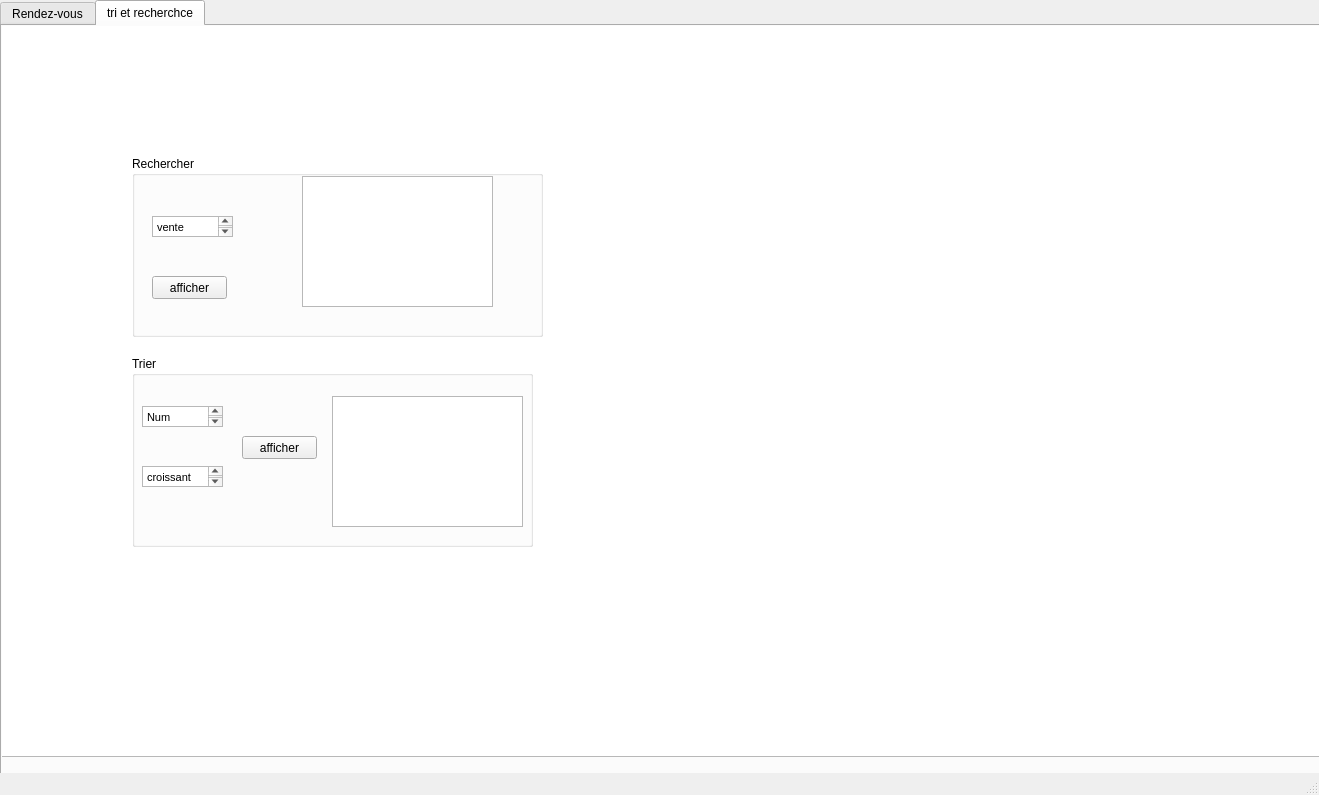
Qt form mainwindow.ui (MaramBr/Smart-Real-Estate-2A9) before a commit.
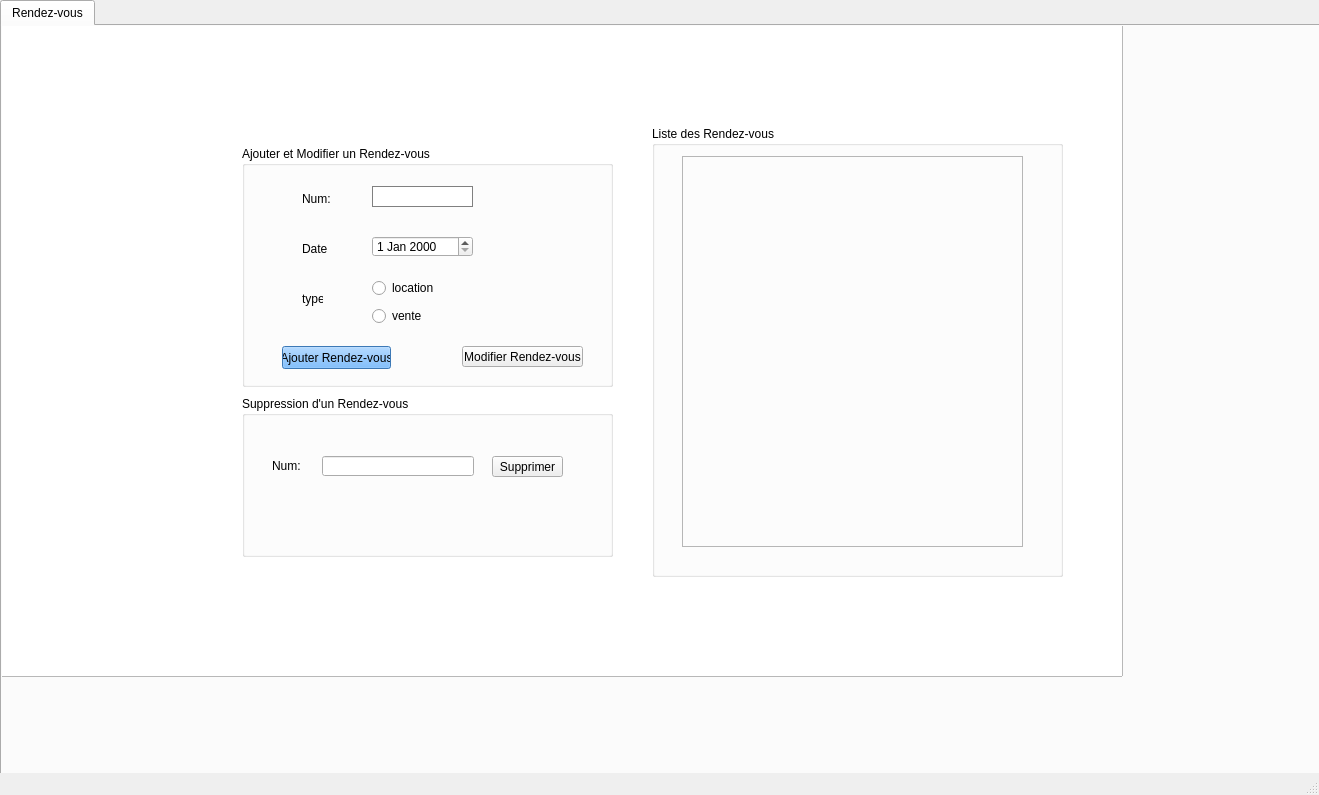
The same form after that commit. The open tabs and pages were chosen to show the change. Icons and pictures are not drawn.

What changed in the file:
```diff
--- a/mainwindow.ui
+++ b/mainwindow.ui
@@ -59,8 +59,8 @@
      <widget class="QGroupBox" name="groupBox">
       <property name="geometry">
        <rect>
-        <x>30</x>
-        <y>160</y>
+        <x>240</x>
+        <y>120</y>
         <width>371</width>
         <height>241</height>
        </rect>
@@ -100,7 +100,7 @@
        <property name="geometry">
         <rect>
          <x>60</x>
-         <y>100</y>
+         <y>90</y>
          <width>27</width>
          <height>26</height>
         </rect>
@@ -122,7 +122,7 @@
         <string>type</string>
        </property>
       </widget>
-      <widget class="QWidget" name="layoutWidget">
+      <widget class="QWidget" name="">
        <property name="geometry">
         <rect>
          <x>130</x>
@@ -152,7 +152,7 @@
        <property name="geometry">
         <rect>
          <x>130</x>
-         <y>100</y>
+         <y>90</y>
          <width>101</width>
          <height>21</height>
         </rect>
@@ -192,8 +192,8 @@
      <widget class="QGroupBox" name="groupBox_2">
       <property name="geometry">
        <rect>
-        <x>30</x>
-        <y>430</y>
+        <x>240</x>
+        <y>370</y>
         <width>371</width>
         <height>161</height>
        </rect>
@@ -248,11 +248,21 @@
        </rect>
       </property>
      </widget>
+     <widget class="QTableView" name="tableView">
+      <property name="geometry">
+       <rect>
+        <x>680</x>
+        <y>130</y>
+        <width>341</width>
+        <height>391</height>
+       </rect>
+      </property>
+     </widget>
      <widget class="QGroupBox" name="groupBox_3">
       <property name="geometry">
        <rect>
-        <x>420</x>
-        <y>160</y>
+        <x>650</x>
+        <y>100</y>
         <width>411</width>
         <height>451</height>
        </rect>
@@ -260,248 +270,13 @@
       <property name="title">
        <string>Liste des Rendez-vous</string>
       </property>
-      <widget class="QTableView" name="tableView">
-       <property name="geometry">
-        <rect>
-         <x>20</x>
-         <y>40</y>
-         <width>341</width>
-         <height>391</height>
-        </rect>
-       </property>
-      </widget>
-     </widget>
-     <widget class="QGroupBox" name="groupBox_4">
-      <property name="geometry">
-       <rect>
-        <x>850</x>
-        <y>160</y>
-        <width>231</width>
-        <height>91</height>
-       </rect>
-      </property>
-      <property name="title">
-       <string>Rechercher</string>
-      </property>
-      <widget class="QLabel" name="label_3">
-       <property name="geometry">
-        <rect>
-         <x>20</x>
-         <y>40</y>
-         <width>61</width>
-         <height>16</height>
-        </rect>
-       </property>
-       <property name="text">
-        <string>Num</string>
-       </property>
-      </widget>
-     </widget>
-     <widget class="QGroupBox" name="groupBox_5">
-      <property name="geometry">
-       <rect>
-        <x>860</x>
-        <y>290</y>
-        <width>221</width>
-        <height>131</height>
-       </rect>
-      </property>
-      <property name="title">
-       <string>Trier</string>
-      </property>
-      <widget class="QTextEdit" name="textEdit_2">
-       <property name="geometry">
-        <rect>
-         <x>60</x>
-         <y>30</y>
-         <width>81</width>
-         <height>21</height>
-        </rect>
-       </property>
-       <property name="html">
-        <string>&lt;!DOCTYPE HTML PUBLIC &quot;-//W3C//DTD HTML 4.0//EN&quot; &quot;http://www.w3.org/TR/REC-html40/strict.dtd&quot;&gt;
-&lt;html&gt;&lt;head&gt;&lt;meta name=&quot;qrichtext&quot; content=&quot;1&quot; /&gt;&lt;style type=&quot;text/css&quot;&gt;
-p, li { white-space: pre-wrap; }
-&lt;/style&gt;&lt;/head&gt;&lt;body style=&quot; font-family:'MS Shell Dlg 2'; font-size:8.25pt; font-weight:400; font-style:normal;&quot;&gt;
-&lt;p style=&quot; margin-top:0px; margin-bottom:0px; margin-left:0px; margin-right:0px; -qt-block-indent:0; text-indent:0px;&quot;&gt;&lt;span style=&quot; font-family:'MS Shell Dlg 2';&quot;&gt;Num&lt;/span&gt;&lt;/p&gt;
-&lt;p style=&quot;-qt-paragraph-type:empty; margin-top:0px; margin-bottom:0px; margin-left:0px; margin-right:0px; -qt-block-indent:0; text-indent:0px; font-family:'MS Shell Dlg 2';&quot;&gt;&lt;br /&gt;&lt;/p&gt;&lt;/body&gt;&lt;/html&gt;</string>
-       </property>
-      </widget>
-      <widget class="QPushButton" name="pb_tricroi">
-       <property name="geometry">
-        <rect>
-         <x>10</x>
-         <y>90</y>
-         <width>81</width>
-         <height>21</height>
-        </rect>
-       </property>
-       <property name="text">
-        <string>tri croissant </string>
-       </property>
-      </widget>
-      <widget class="QPushButton" name="pb_tridecroi">
-       <property name="geometry">
-        <rect>
-         <x>120</x>
-         <y>90</y>
-         <width>81</width>
-         <height>21</height>
-        </rect>
-       </property>
-       <property name="text">
-        <string>tri décroissant</string>
-       </property>
-      </widget>
      </widget>
      <zorder>listView</zorder>
      <zorder>groupBox_2</zorder>
      <zorder>pushButton_3</zorder>
      <zorder>groupBox</zorder>
+     <zorder>tableView</zorder>
      <zorder>groupBox_3</zorder>
-     <zorder>groupBox_4</zorder>
-     <zorder>groupBox_5</zorder>
-    </widget>
-    <widget class="QWidget" name="tab_2">
-     <attribute name="title">
-      <string>tri et recherchce</string>
-     </attribute>
-     <widget class="QListView" name="listView_2">
-      <property name="geometry">
-       <rect>
-        <x>-60</x>
-        <y>-20</y>
-        <width>1401</width>
-        <height>751</height>
-       </rect>
-      </property>
-     </widget>
-     <widget class="QGroupBox" name="groupBox_6">
-      <property name="geometry">
-       <rect>
-        <x>130</x>
-        <y>130</y>
-        <width>411</width>
-        <height>181</height>
-       </rect>
-      </property>
-      <property name="title">
-       <string>Rechercher</string>
-      </property>
-      <widget class="QTableView" name="tableView_2">
-       <property name="geometry">
-        <rect>
-         <x>170</x>
-         <y>20</y>
-         <width>191</width>
-         <height>131</height>
-        </rect>
-       </property>
-      </widget>
-      <widget class="QTextEdit" name="type">
-       <property name="geometry">
-        <rect>
-         <x>20</x>
-         <y>60</y>
-         <width>81</width>
-         <height>21</height>
-        </rect>
-       </property>
-       <property name="html">
-        <string>&lt;!DOCTYPE HTML PUBLIC &quot;-//W3C//DTD HTML 4.0//EN&quot; &quot;http://www.w3.org/TR/REC-html40/strict.dtd&quot;&gt;
-&lt;html&gt;&lt;head&gt;&lt;meta name=&quot;qrichtext&quot; content=&quot;1&quot; /&gt;&lt;style type=&quot;text/css&quot;&gt;
-p, li { white-space: pre-wrap; }
-&lt;/style&gt;&lt;/head&gt;&lt;body style=&quot; font-family:'MS Shell Dlg 2'; font-size:8.25pt; font-weight:400; font-style:normal;&quot;&gt;
-&lt;p style=&quot; margin-top:0px; margin-bottom:0px; margin-left:0px; margin-right:0px; -qt-block-indent:0; text-indent:0px;&quot;&gt;&lt;span style=&quot; font-family:'MS Shell Dlg 2';&quot;&gt;vente&lt;/span&gt;&lt;/p&gt;
-&lt;p style=&quot; margin-top:0px; margin-bottom:0px; margin-left:0px; margin-right:0px; -qt-block-indent:0; text-indent:0px;&quot;&gt;&lt;span style=&quot; font-family:'MS Shell Dlg 2';&quot;&gt;location&lt;/span&gt;&lt;/p&gt;&lt;/body&gt;&lt;/html&gt;</string>
-       </property>
-      </widget>
-      <widget class="QPushButton" name="pushButton_7">
-       <property name="geometry">
-        <rect>
-         <x>20</x>
-         <y>120</y>
-         <width>75</width>
-         <height>23</height>
-        </rect>
-       </property>
-       <property name="text">
-        <string>afficher</string>
-       </property>
-      </widget>
-     </widget>
-     <widget class="QGroupBox" name="groupBox_7">
-      <property name="geometry">
-       <rect>
-        <x>130</x>
-        <y>330</y>
-        <width>401</width>
-        <height>191</height>
-       </rect>
-      </property>
-      <property name="title">
-       <string>Trier</string>
-      </property>
-      <widget class="QTextEdit" name="textEdit_4">
-       <property name="geometry">
-        <rect>
-         <x>10</x>
-         <y>50</y>
-         <width>81</width>
-         <height>21</height>
-        </rect>
-       </property>
-       <property name="html">
-        <string>&lt;!DOCTYPE HTML PUBLIC &quot;-//W3C//DTD HTML 4.0//EN&quot; &quot;http://www.w3.org/TR/REC-html40/strict.dtd&quot;&gt;
-&lt;html&gt;&lt;head&gt;&lt;meta name=&quot;qrichtext&quot; content=&quot;1&quot; /&gt;&lt;style type=&quot;text/css&quot;&gt;
-p, li { white-space: pre-wrap; }
-&lt;/style&gt;&lt;/head&gt;&lt;body style=&quot; font-family:'MS Shell Dlg 2'; font-size:8.25pt; font-weight:400; font-style:normal;&quot;&gt;
-&lt;p style=&quot; margin-top:0px; margin-bottom:0px; margin-left:0px; margin-right:0px; -qt-block-indent:0; text-indent:0px;&quot;&gt;&lt;span style=&quot; font-family:'MS Shell Dlg 2';&quot;&gt;Num&lt;/span&gt;&lt;/p&gt;
-&lt;p style=&quot;-qt-paragraph-type:empty; margin-top:0px; margin-bottom:0px; margin-left:0px; margin-right:0px; -qt-block-indent:0; text-indent:0px; font-family:'MS Shell Dlg 2';&quot;&gt;&lt;br /&gt;&lt;/p&gt;&lt;/body&gt;&lt;/html&gt;</string>
-       </property>
-      </widget>
-      <widget class="QTextEdit" name="textEdit_5">
-       <property name="geometry">
-        <rect>
-         <x>10</x>
-         <y>110</y>
-         <width>81</width>
-         <height>21</height>
-        </rect>
-       </property>
-       <property name="html">
-        <string>&lt;!DOCTYPE HTML PUBLIC &quot;-//W3C//DTD HTML 4.0//EN&quot; &quot;http://www.w3.org/TR/REC-html40/strict.dtd&quot;&gt;
-&lt;html&gt;&lt;head&gt;&lt;meta name=&quot;qrichtext&quot; content=&quot;1&quot; /&gt;&lt;style type=&quot;text/css&quot;&gt;
-p, li { white-space: pre-wrap; }
-&lt;/style&gt;&lt;/head&gt;&lt;body style=&quot; font-family:'MS Shell Dlg 2'; font-size:8.25pt; font-weight:400; font-style:normal;&quot;&gt;
-&lt;p style=&quot; margin-top:0px; margin-bottom:0px; margin-left:0px; margin-right:0px; -qt-block-indent:0; text-indent:0px;&quot;&gt;&lt;span style=&quot; font-family:'MS Shell Dlg 2';&quot;&gt;croissant &lt;/span&gt;&lt;/p&gt;
-&lt;p style=&quot; margin-top:0px; margin-bottom:0px; margin-left:0px; margin-right:0px; -qt-block-indent:0; text-indent:0px;&quot;&gt;&lt;span style=&quot; font-family:'MS Shell Dlg 2';&quot;&gt;décroissant&lt;/span&gt;&lt;/p&gt;&lt;/body&gt;&lt;/html&gt;</string>
-       </property>
-      </widget>
-      <widget class="QPushButton" name="pushButton_6">
-       <property name="geometry">
-        <rect>
-         <x>110</x>
-         <y>80</y>
-         <width>75</width>
-         <height>23</height>
-        </rect>
-       </property>
-       <property name="text">
-        <string>afficher</string>
-       </property>
-      </widget>
-      <widget class="QTableView" name="tableView_3">
-       <property name="geometry">
-        <rect>
-         <x>200</x>
-         <y>40</y>
-         <width>191</width>
-         <height>131</height>
-        </rect>
-       </property>
-      </widget>
-     </widget>
     </widget>
    </widget>
   </widget>
```
